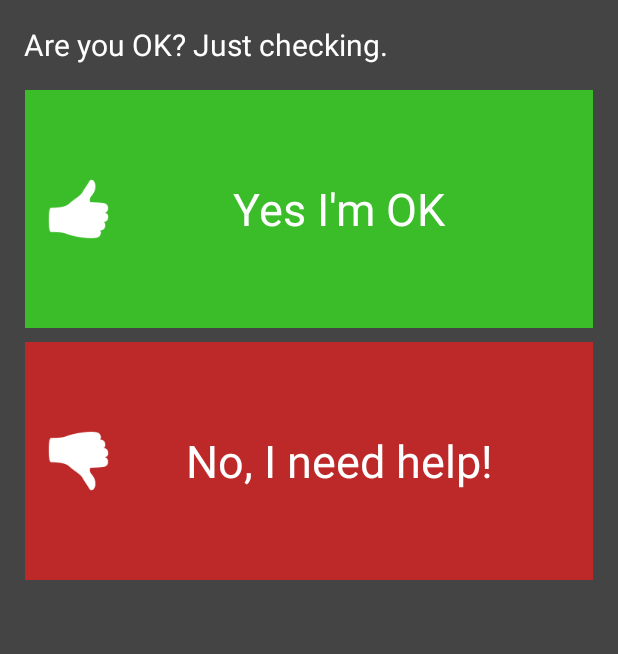
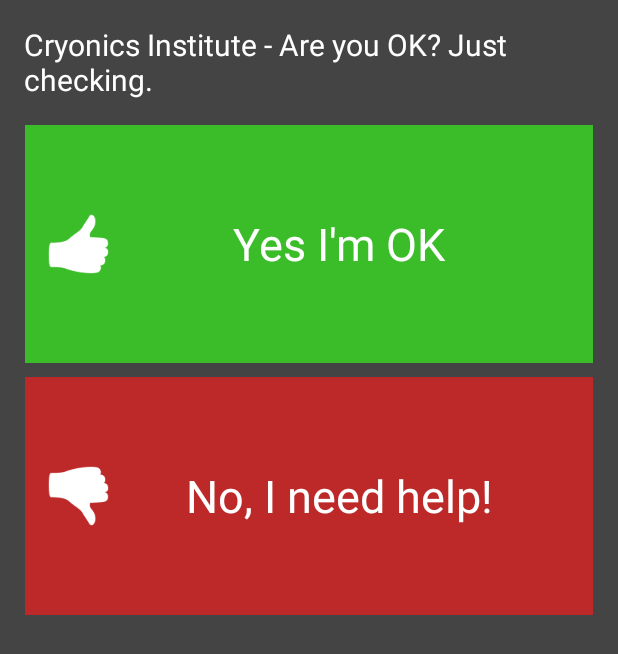
Before and after one commit to cryonics-institute/check-in-legacy, an Android app: the AlarmActivity screen opened directly, with no data from a screen before it, on a phone screen of 412 x 824 dp. Shown: the top 654 px of the screen. Run offline under Robolectric (Android 15) with nearby library versions, the phone set to English and light mode, and no system bars; libraries missing offline, so code that uses them is left out: com.crashlytics.android, io.fabric.sdk; pictures from the network do not load.

Commit message:
Adds app name to alarm message

```diff
--- a/src/main/res/layout/alarm_activity.xml
+++ b/src/main/res/layout/alarm_activity.xml
@@ -11,7 +11,7 @@
 	<TextView
 		android:layout_width="match_parent"
 		android:layout_height="wrap_content"
-		android:text="Are you OK? Just checking."
+		android:text="@string/are_you_ok_message"
         android:textSize="@dimen/text_body"
 		android:layout_marginBottom="16dp"
    	/>
--- a/src/main/res/values/strings.xml
+++ b/src/main/res/values/strings.xml
@@ -1,6 +1,7 @@
 <?xml version="1.0" encoding="utf-8"?>
 <resources>
     <string name="app_name">Cryonics Institute</string>
+    <string name="are_you_ok_message">Cryonics Institute - Are you OK? Just checking.</string>
 
     <string name="ok">OK</string>
     <string name="cancel">Cancel</string>
@@ -26,4 +27,5 @@
     <string name="send_for_help_dialog_message">Let your designated friends, family and emergency contacts know you need help?</string>
     <string name="you_havent_chosen_friends_family_message">You haven\'t chosen any friends or family, pick one now…</string>
     <string name="let_designated_know_youre_ok_message">Let your designated friends, family and emergency contacts know you\'re all right?</string>
+
 </resources>
```
